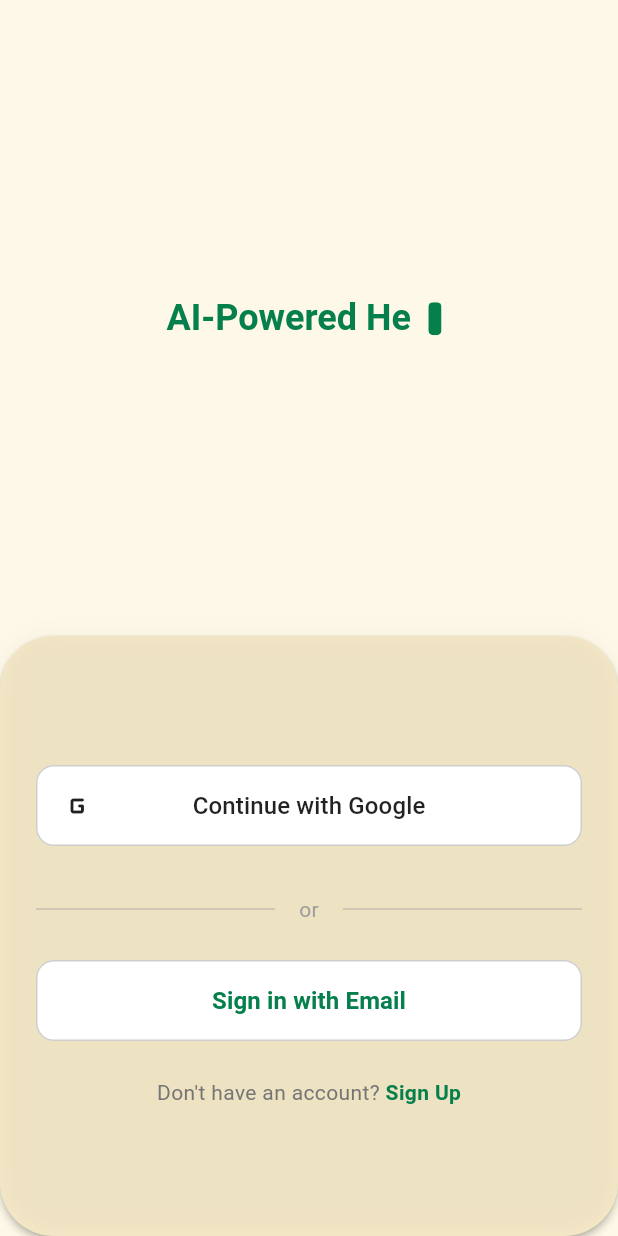
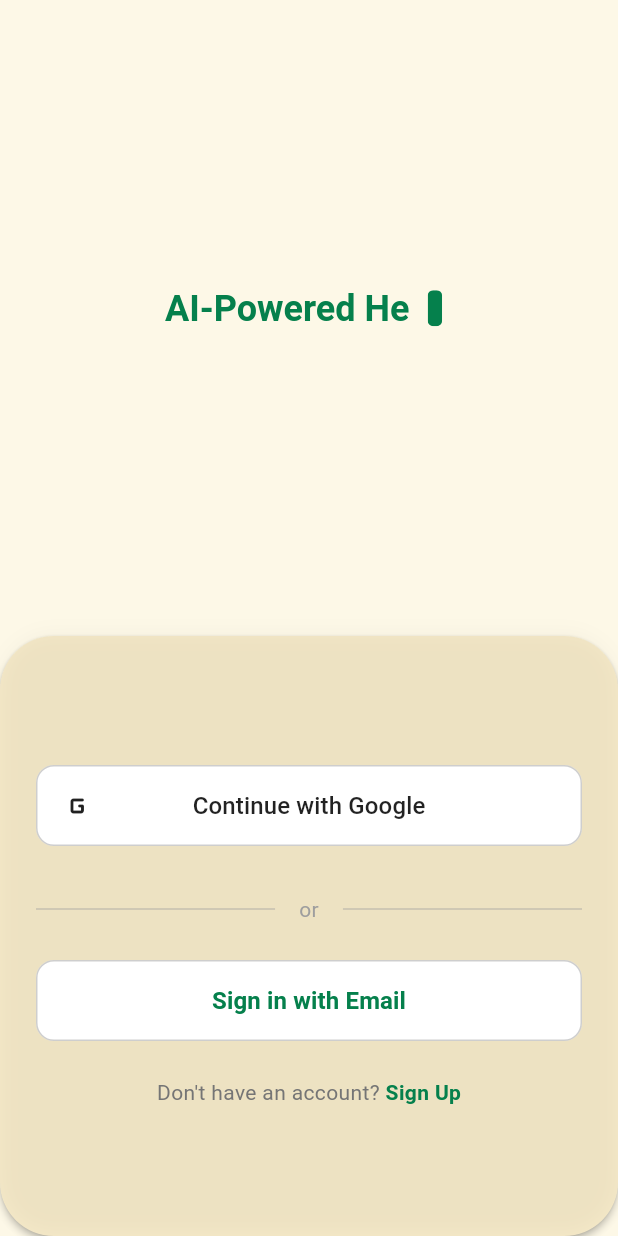
Before and after one commit to abc-medes/ate-flutter, a Flutter app: the screen it shows after launch, after a tap on "Continue with Google", on a phone screen of 412 x 824 dp. Run offline on Flutter 3.47's test engine with Material 3 defaults, Android fonts, the light colour scheme and no system bars; our stand-ins replace flutter_dotenv, flutter_riverpod, flutter_svg, go_router, shared_preferences, supabase_flutter; accounts and stored records are empty; network calls fail.

Commit message:
[LIPS] text theme adopted for login screen ver 2

```diff
--- a/lib/core/widgets/typewriter_animated_text.dart
+++ b/lib/core/widgets/typewriter_animated_text.dart
@@ -39,22 +39,13 @@ class _TypewriterAnimatedTextState extends State<TypewriterAnimatedText>
   bool _isTyping = true;
   bool _isPaused = false;
   bool _isCompleted = false;
-
-  late AnimationController _cursorController;
+  bool _isErasing = false;
 
   @override
   void initState() {
     super.initState();
     _currentIndex = 0;
     _currentText = widget.texts[_currentIndex];
-
-    _cursorController = AnimationController(
-      vsync: this,
-      duration: const Duration(milliseconds: 300),
-    );
-
-    // Don't start blinking immediately
-    _cursorController.value = 1.0;
 
     _startTyping();
   }
@@ -69,10 +60,6 @@ class _TypewriterAnimatedTextState extends State<TypewriterAnimatedText>
     if (!mounted) return;
 
     if (_isTyping) {
-      // Stop cursor blinking while typing
-      _cursorController.stop();
-      _cursorController.value = 1.0;
-
       if (_textPosition < _currentText.length) {
         setState(() {
           _displayText = _currentText.substring(0, _textPosition + 1);
@@ -80,20 +67,33 @@ class _TypewriterAnimatedTextState extends State<TypewriterAnimatedText>
         });
 
         if (widget.enableVibration) {
-          HapticFeedback.lightImpact(); // Light vibration
+          HapticFeedback.lightImpact();
         }
 
         Future.delayed(widget.typingSpeed, _animateText);
       } else {
         setState(() {
           _isTyping = false;
+          _isErasing = true;
+        });
+
+        Future.delayed(widget.pauseBetween, _animateText);
+      }
+    } else if (_isErasing) {
+      if (_textPosition > 0) {
+        setState(() {
+          _textPosition--;
+          _displayText = _currentText.substring(0, _textPosition);
+        });
+
+        Future.delayed(widget.typingSpeed ~/ 2, _animateText); // faster erase
+      } else {
+        setState(() {
+          _isErasing = false;
           _isPaused = true;
         });
 
-        // Start cursor blinking when typing is done
-        _cursorController.repeat(reverse: true);
-
-        Future.delayed(widget.pauseBetween, _animateText);
+        Future.delayed(const Duration(milliseconds: 300), _animateText);
       }
     } else if (_isPaused) {
       if (!widget.loop && _currentIndex == widget.texts.length - 1) {
@@ -102,10 +102,6 @@ class _TypewriterAnimatedTextState extends State<TypewriterAnimatedText>
         });
         return;
       }
-
-      // Stop blinking when moving to the next text
-      _cursorController.stop();
-      _cursorController.value = 1.0;
 
       _currentIndex = (_currentIndex + 1) % widget.texts.length;
       _currentText = widget.texts[_currentIndex];
@@ -121,7 +117,6 @@ class _TypewriterAnimatedTextState extends State<TypewriterAnimatedText>
 
   @override
   void dispose() {
-    _cursorController.dispose();
     super.dispose();
   }
 
@@ -131,12 +126,7 @@ class _TypewriterAnimatedTextState extends State<TypewriterAnimatedText>
       textAlign: TextAlign.center,
       text: TextSpan(
         children: [
-          TextSpan(
-            text: _displayText,
-            style: widget.textStyle.copyWith(
-              color: Theme.of(context).colorScheme.primary,
-            ),
-          ),
+          TextSpan(text: _displayText, style: widget.textStyle),
           const WidgetSpan(
             child: SizedBox(
               width: 5,
@@ -144,18 +134,10 @@ class _TypewriterAnimatedTextState extends State<TypewriterAnimatedText>
             ),
           ),
           WidgetSpan(
-            child: AnimatedBuilder(
-              animation: _cursorController,
-              builder: (context, child) {
-                return Opacity(
-                  opacity: _cursorController.value,
-                  child: SvgPicture.string(
-                    svgString,
-                    width: 22,
-                    height: 22,
-                  ),
-                );
-              },
+            child: SvgPicture.string(
+              svgString,
+              width: widget.textStyle.fontSize,
+              height: widget.textStyle.fontSize,
             ),
           ),
         ],
--- a/lib/features/auth/views/screens/login_view.dart
+++ b/lib/features/auth/views/screens/login_view.dart
@@ -91,6 +91,9 @@ class _LoginViewState extends ConsumerState<LoginView> {
         children: [
           Expanded(
             child: Center(
+              child: SizedBox(
+                width: MediaQuery.of(context).size.width * 0.85,
+                height: 40,
                 child: TypewriterAnimatedText(
                   [
                     "AI-Powered Health Intelligence",
@@ -98,6 +101,7 @@ class _LoginViewState extends ConsumerState<LoginView> {
                     "Get Smart Insights",
                   ],
                   textStyle: AppTheme.lightTheme.textTheme.headlineMedium!,
+                ),
               ),
             ),
           ),
--- a/lib/features/home/views/screens/home_view.dart
+++ b/lib/features/home/views/screens/home_view.dart
@@ -1,4 +1,5 @@
 import 'package:ate_project/core/routes/route_names.dart';
+import 'package:ate_project/core/theme/app_theme.dart';
 import 'package:ate_project/core/widgets/chat_input.dart';
 import 'package:ate_project/core/widgets/typewriter_animated_text.dart';
 import 'package:ate_project/features/home/view_models/home_view_model.dart';
@@ -56,16 +57,14 @@ class HomeView extends ConsumerWidget {
           // Animated typing text
           SizedBox(
             width: MediaQuery.of(context).size.width * 0.85,
-            child: const TypewriterAnimatedText(
+            height: 40,
+            child: TypewriterAnimatedText(
               [
                 "AI-Powered Health Intelligence",
                 "Personal Health Assistant",
                 "Get Smart Insights",
               ],
-              textStyle: TextStyle(
-                fontSize: 22,
-                fontWeight: FontWeight.bold,
-              ),
+              textStyle: AppTheme.lightTheme.textTheme.headlineMedium!,
             ),
           ),
 
```
Lines whose indentation alone changed are shown as unchanged.
